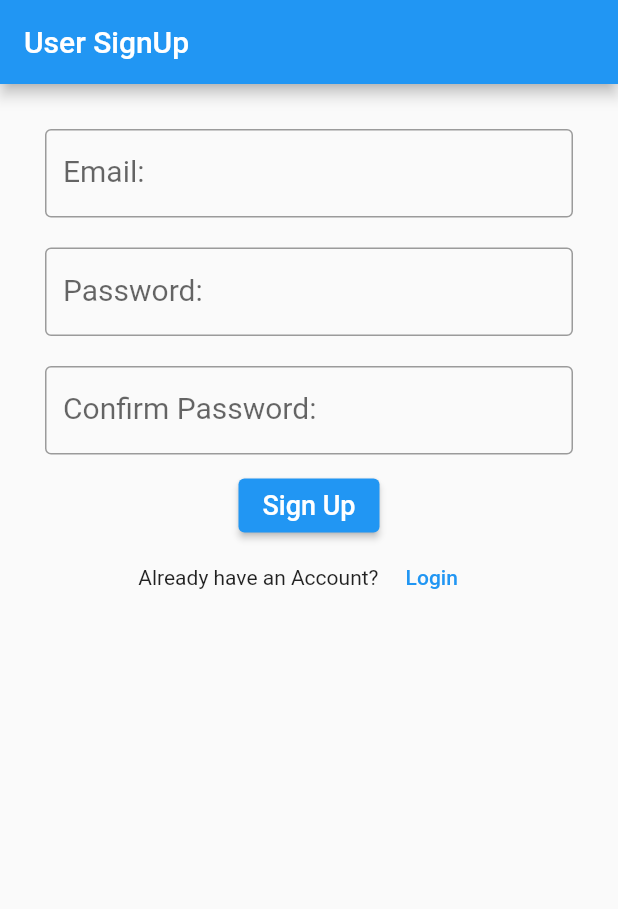
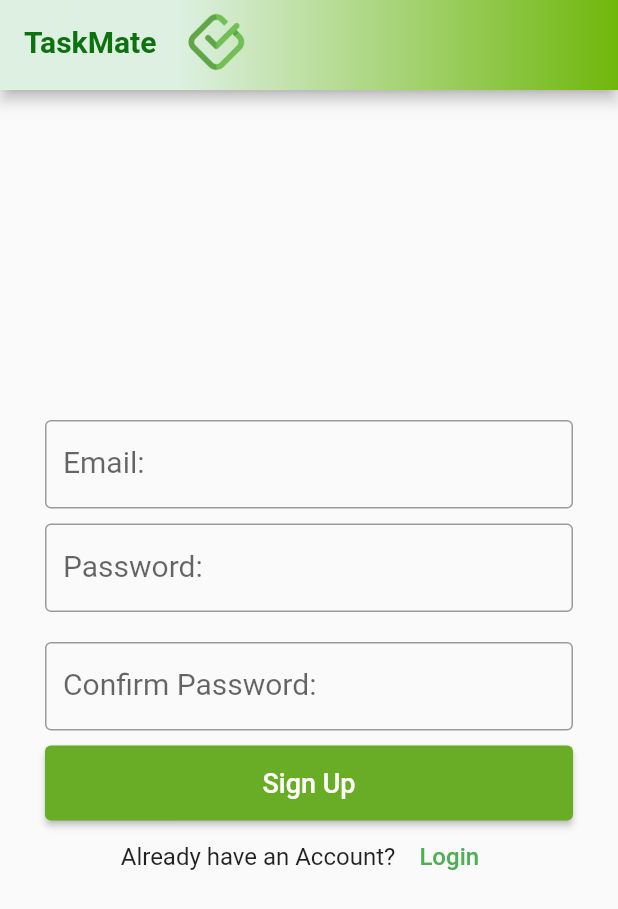
Before and after one commit to ChathraNavoda/TaskMate, a Flutter app: the Login screen opened by its route, after a tap on "Login", after a tap on "Signup", on a phone screen of 412 x 824 dp. Shown: the top 909 px of the screen. Run offline on Flutter 3.47's test engine with Material 2 defaults, Android fonts, the phone set to English and light mode, and no system bars; our stand-ins replace cloud_firestore, firebase_auth, firebase_core; accounts and stored records are empty.

Commit message:
set app theme

```diff
--- a/lib/screens/add_tasks_screen.dart
+++ b/lib/screens/add_tasks_screen.dart
@@ -1,6 +1,8 @@
 import 'package:cloud_firestore/cloud_firestore.dart';
+import 'package:firebase_auth/firebase_auth.dart';
 import 'package:flutter/material.dart';
 import 'package:taskmate/constants/global_variables.dart';
+import 'package:taskmate/screens/auth/login.dart';
 
 class AddTaskScreen extends StatefulWidget {
   const AddTaskScreen({super.key});
@@ -39,24 +41,37 @@ class _AddTaskScreenState extends State<AddTaskScreen> {
             ),
           ),
           title: Row(
-            mainAxisAlignment: MainAxisAlignment.spaceBetween,
+            // mainAxisAlignment: MainAxisAlignment.spaceAround,
             children: [
               const Text(
-                'Add Task',
+                'TaskMate',
                 style: TextStyle(
                   color: Color.fromARGB(255, 13, 113, 16),
                   fontWeight: FontWeight.bold,
                 ),
               ),
               Container(
-                alignment: Alignment.topLeft,
+                alignment: Alignment.center,
                 child: Image.asset(
                   'assets/images/logo.png',
-                  width: 80,
-                  height: 80,
-                  //color: Colors.black,
+                  width: 87,
+                  height: 87,
                 ),
               ),
+              const SizedBox(
+                width: 90,
+              ),
+              IconButton(
+                  onPressed: () async => {
+                        await FirebaseAuth.instance.signOut(),
+                        Navigator.pushAndRemoveUntil(
+                            context,
+                            MaterialPageRoute(
+                              builder: (context) => Login(),
+                            ),
+                            (route) => false)
+                      },
+                  icon: const Icon(Icons.logout))
             ],
           ),
         ),
@@ -117,10 +132,11 @@ class _AddTaskScreenState extends State<AddTaskScreen> {
               padding: const EdgeInsets.symmetric(horizontal: 10, vertical: 40),
               child: ElevatedButton(
                 style: ButtonStyle(
-                    minimumSize: MaterialStateProperty.all(
-                        const Size(double.infinity, 50)),
-                    backgroundColor: MaterialStateProperty.all(
-                        GlobalVariables.lightGreenColor)),
+                  minimumSize: MaterialStateProperty.all(
+                      const Size(double.infinity, 50)),
+                  backgroundColor: MaterialStateProperty.all(
+                      GlobalVariables.lightGreenColor),
+                ),
                 onPressed: () {
                   addTask();
                   Navigator.pop(context);
--- a/lib/screens/auth/login.dart
+++ b/lib/screens/auth/login.dart
@@ -1,5 +1,6 @@
 import 'package:firebase_auth/firebase_auth.dart';
 import 'package:flutter/material.dart';
+import 'package:taskmate/constants/global_variables.dart';
 import 'package:taskmate/screens/auth/signup.dart';
 import 'package:taskmate/screens/home_screen.dart';
 
@@ -80,8 +81,36 @@ class _LoginState extends State<Login> {
   @override
   Widget build(BuildContext context) {
     return Scaffold(
-      appBar: AppBar(
-        title: Text("User Login"),
+      appBar: PreferredSize(
+        preferredSize: const Size.fromHeight(60),
+        child: AppBar(
+          flexibleSpace: Container(
+            decoration: const BoxDecoration(
+              gradient: GlobalVariables.appBarGradient,
+            ),
+          ),
+          title: Row(
+            // mainAxisAlignment: MainAxisAlignment.spaceBetween,
+            children: [
+              const Text(
+                'TaskMate',
+                style: TextStyle(
+                  color: Color.fromARGB(255, 13, 113, 16),
+                  fontWeight: FontWeight.bold,
+                ),
+              ),
+              Container(
+                alignment: Alignment.topLeft,
+                child: Image.asset(
+                  'assets/images/logo.png',
+                  width: 80,
+                  height: 80,
+                  //color: Colors.black,
+                ),
+              ),
+            ],
+          ),
+        ),
       ),
       body: Form(
         key: _formKey,
@@ -90,7 +119,7 @@ class _LoginState extends State<Login> {
           child: ListView(
             children: [
               Container(
-                margin: const EdgeInsets.symmetric(vertical: 10.0),
+                margin: const EdgeInsets.only(top: 200),
                 child: TextFormField(
                   autofocus: false,
                   decoration: const InputDecoration(
@@ -132,12 +161,13 @@ class _LoginState extends State<Login> {
                   },
                 ),
               ),
-              Container(
-                margin: const EdgeInsets.only(left: 60.0),
-                child: Row(
-                  mainAxisAlignment: MainAxisAlignment.center,
-                  children: [
               ElevatedButton(
+                style: ButtonStyle(
+                  minimumSize: MaterialStateProperty.all(
+                      const Size(double.infinity, 50)),
+                  backgroundColor: MaterialStateProperty.all(
+                      GlobalVariables.lightGreenColor),
+                ),
                 onPressed: () {
                   // Validate returns true if the form is valid, otherwise false.
                   if (_formKey.currentState!.validate()) {
@@ -153,28 +183,13 @@ class _LoginState extends State<Login> {
                   style: TextStyle(fontSize: 18.0),
                 ),
               ),
-                    TextButton(
-                      onPressed: () => {
-                        // Navigator.push(
-                        //   context,
-                        //   MaterialPageRoute(
-                        //     builder: (context) =>
-                        //     // ForgotPassword(),
-                        //   ),
-                        // )
-                      },
-                      child: const Text(
-                        'Forgot Password ?',
-                        style: TextStyle(fontSize: 14.0),
-                      ),
-                    ),
-                  ],
-                ),
-              ),
               Row(
                 mainAxisAlignment: MainAxisAlignment.center,
                 children: [
-                  const Text("Don't have an Account? "),
+                  const Text(
+                    "Don't have an Account? ",
+                    style: TextStyle(fontSize: 16),
+                  ),
                   TextButton(
                     onPressed: () => {
                       Navigator.pushAndRemoveUntil(
@@ -185,7 +200,10 @@ class _LoginState extends State<Login> {
                           ),
                           (route) => false)
                     },
-                    child: const Text('Signup'),
+                    child: const Text(
+                      'Signup',
+                      style: TextStyle(color: Colors.green, fontSize: 16),
+                    ),
                   ),
                 ],
               )
--- a/lib/screens/auth/signup.dart
+++ b/lib/screens/auth/signup.dart
@@ -96,8 +96,36 @@ class _SignupState extends State<Signup> {
   @override
   Widget build(BuildContext context) {
     return Scaffold(
-      appBar: AppBar(
-        title: const Text("User SignUp"),
+      appBar: PreferredSize(
+        preferredSize: const Size.fromHeight(60),
+        child: AppBar(
+          flexibleSpace: Container(
+            decoration: const BoxDecoration(
+              gradient: GlobalVariables.appBarGradient,
+            ),
+          ),
+          title: Row(
+            // mainAxisAlignment: MainAxisAlignment.spaceBetween,
+            children: [
+              const Text(
+                'TaskMate',
+                style: TextStyle(
+                  color: Color.fromARGB(255, 13, 113, 16),
+                  fontWeight: FontWeight.bold,
+                ),
+              ),
+              Container(
+                alignment: Alignment.topLeft,
+                child: Image.asset(
+                  'assets/images/logo.png',
+                  width: 80,
+                  height: 80,
+                  //color: Colors.black,
+                ),
+              ),
+            ],
+          ),
+        ),
       ),
       body: Form(
         key: _formKey,
@@ -106,7 +134,7 @@ class _SignupState extends State<Signup> {
           child: ListView(
             children: [
               Container(
-                margin: const EdgeInsets.symmetric(vertical: 10.0),
+                margin: const EdgeInsets.only(top: 200),
                 child: TextFormField(
                   autofocus: false,
                   decoration: const InputDecoration(
@@ -169,10 +197,13 @@ class _SignupState extends State<Signup> {
                   },
                 ),
               ),
-              Row(
-                mainAxisAlignment: MainAxisAlignment.center,
-                children: [
               ElevatedButton(
+                style: ButtonStyle(
+                  minimumSize: MaterialStateProperty.all(
+                      const Size(double.infinity, 50)),
+                  backgroundColor: MaterialStateProperty.all(
+                      GlobalVariables.lightGreenColor),
+                ),
                 onPressed: () {
                   // Validate returns true if the form is valid, otherwise false.
                   if (_formKey.currentState!.validate()) {
@@ -189,25 +220,27 @@ class _SignupState extends State<Signup> {
                   style: TextStyle(fontSize: 18.0),
                 ),
               ),
-                ],
-              ),
               Row(
                 mainAxisAlignment: MainAxisAlignment.center,
                 children: [
-                  const Text("Already have an Account? "),
+                  const Text("Already have an Account? ",
+                      style: TextStyle(fontSize: 16)),
                   TextButton(
                     onPressed: () => {
                       Navigator.pushReplacement(
                         context,
                         PageRouteBuilder(
-                                pageBuilder:
-                                    (context, animation1, animation2) =>
+                          pageBuilder: (context, animation1, animation2) =>
                               Login(),
                           transitionDuration: const Duration(seconds: 0),
                         ),
                       )
                     },
-                      child: const Text('Login'))
+                    child: const Text(
+                      'Login',
+                      style: TextStyle(color: Colors.green, fontSize: 16),
+                    ),
+                  ),
                 ],
               )
             ],
```
Lines whose indentation alone changed are shown as unchanged.
